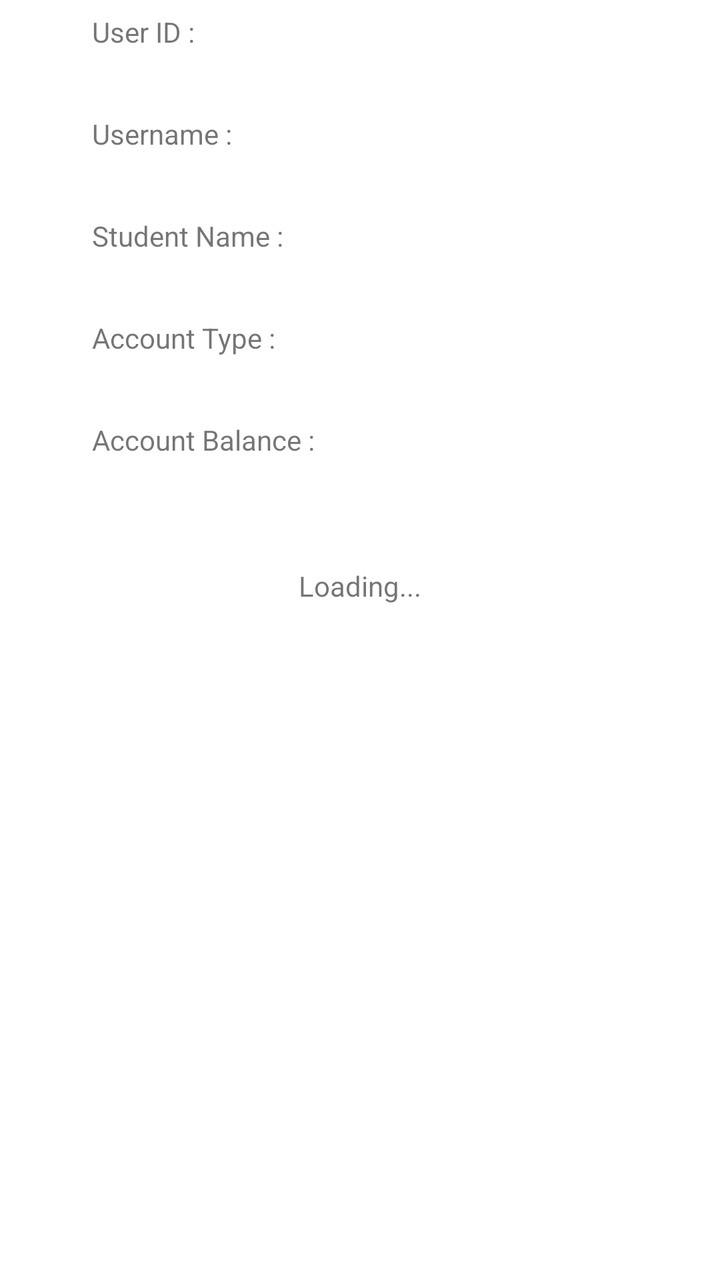
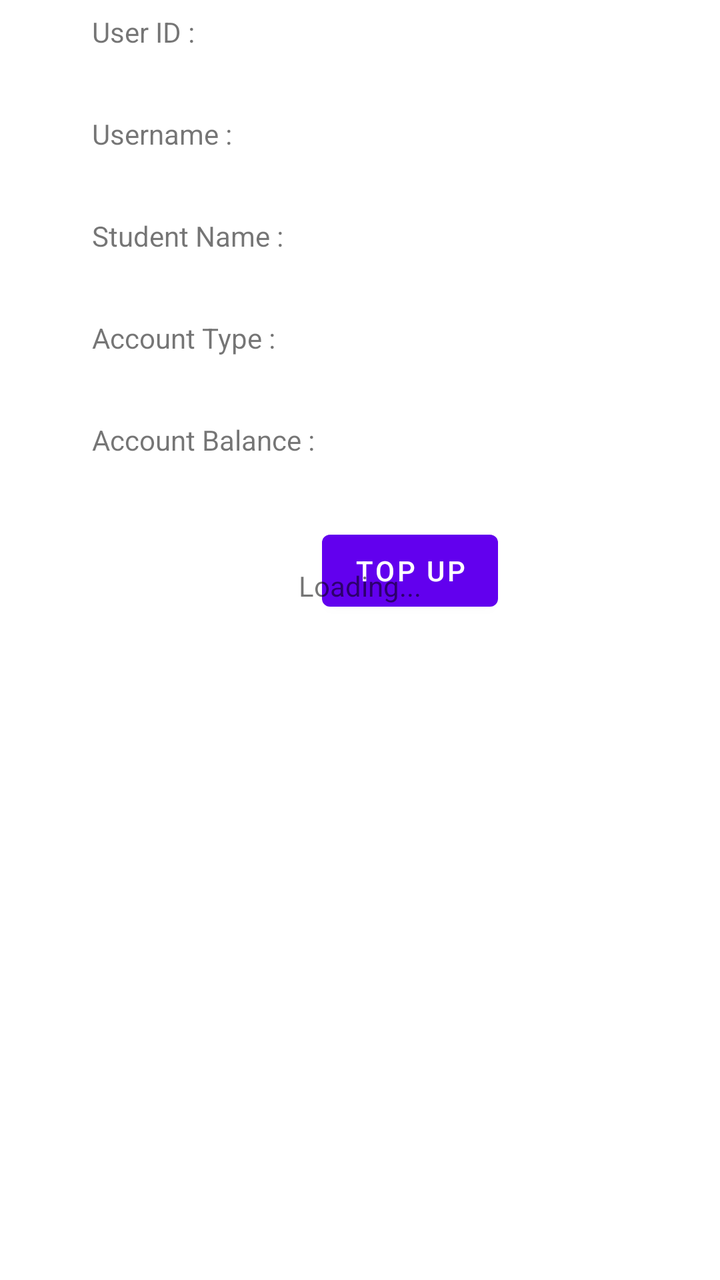

An Android layout rendered at two revisions. The XML below is the earlier revision; the diff shows what the commit changed to produce the second picture.
<!-- AndroidManifest.xml: application theme Theme.TuckShopStudent -->
<!-- res/layout/fragment_profile.xml -->
<?xml version="1.0" encoding="utf-8"?>
<androidx.constraintlayout.widget.ConstraintLayout xmlns:android="http://schemas.android.com/apk/res/android"
    xmlns:app="http://schemas.android.com/apk/res-auto"
    xmlns:tools="http://schemas.android.com/tools"
    android:layout_width="match_parent"
    android:layout_height="match_parent"
    tools:context=".ProfileFragment">

    <TextView
        android:id="@+id/textView"
        android:layout_width="wrap_content"
        android:layout_height="wrap_content"
        android:text="User ID :"
        app:layout_constraintBottom_toBottomOf="parent"
        app:layout_constraintEnd_toStartOf="@+id/guideline3"
        app:layout_constraintHorizontal_bias="0.3"
        app:layout_constraintStart_toStartOf="parent"
        app:layout_constraintTop_toTopOf="parent"
        app:layout_constraintVertical_bias="0.01" />

    <TextView
        android:id="@+id/textView2"
        android:layout_width="wrap_content"
        android:layout_height="wrap_content"
        android:layout_marginTop="32dp"
        android:text="Username :"
        app:layout_constraintEnd_toStartOf="@+id/guideline3"
        app:layout_constraintHorizontal_bias="0.0"
        app:layout_constraintStart_toStartOf="@+id/textView"
        app:layout_constraintTop_toBottomOf="@+id/textView" />

    <TextView
        android:id="@+id/textView3"
        android:layout_width="wrap_content"
        android:layout_height="wrap_content"
        android:layout_marginTop="32dp"
        android:text="Student Name : "
        app:layout_constraintEnd_toStartOf="@+id/guideline3"
        app:layout_constraintHorizontal_bias="0.0"
        app:layout_constraintStart_toStartOf="@+id/textView"
        app:layout_constraintTop_toBottomOf="@+id/textView2" />

    <TextView
        android:id="@+id/textView4"
        android:layout_width="wrap_content"
        android:layout_height="wrap_content"
        android:layout_marginTop="32dp"
        android:text="Account Type : "
        app:layout_constraintEnd_toStartOf="@+id/guideline3"
        app:layout_constraintHorizontal_bias="0.0"
        app:layout_constraintStart_toStartOf="@+id/textView"
        app:layout_constraintTop_toBottomOf="@+id/textView3" />

    <TextView
        android:id="@+id/textView5"
        android:layout_width="wrap_content"
        android:layout_height="wrap_content"
        android:layout_marginTop="32dp"
        android:text="Account Balance : "
        app:layout_constraintEnd_toStartOf="@+id/guideline3"
        app:layout_constraintHorizontal_bias="0.0"
        app:layout_constraintStart_toStartOf="@+id/textView"
        app:layout_constraintTop_toBottomOf="@+id/textView4" />

    <androidx.constraintlayout.widget.Guideline
        android:id="@+id/guideline3"
        android:layout_width="wrap_content"
        android:layout_height="wrap_content"
        android:orientation="vertical"
        app:layout_constraintGuide_begin="205dp" />

    <TextView
        android:id="@+id/profile_userid"
        android:layout_width="wrap_content"
        android:layout_height="wrap_content"
        app:layout_constraintBottom_toBottomOf="parent"
        app:layout_constraintEnd_toEndOf="parent"
        app:layout_constraintStart_toStartOf="@+id/guideline3"
        app:layout_constraintTop_toTopOf="parent"
        app:layout_constraintHorizontal_bias="0.3"
        app:layout_constraintVertical_bias="0.015" />

    <TextView
        android:id="@+id/profile_username"
        android:layout_width="wrap_content"
        android:layout_height="wrap_content"
        android:layout_marginTop="32dp"
        app:layout_constraintEnd_toEndOf="parent"
        app:layout_constraintHorizontal_bias="0.0"
        app:layout_constraintStart_toStartOf="@+id/profile_userid"
        app:layout_constraintTop_toBottomOf="@+id/profile_userid" />

    <TextView
        android:id="@+id/profile_fullname"
        android:layout_width="wrap_content"
        android:layout_height="wrap_content"
        android:layout_marginTop="32dp"
        app:layout_constraintEnd_toEndOf="parent"
        app:layout_constraintHorizontal_bias="0.0"
        app:layout_constraintStart_toStartOf="@+id/profile_userid"
        app:layout_constraintTop_toBottomOf="@+id/profile_username" />

    <TextView
        android:id="@+id/profile_accounttype"
        android:layout_width="wrap_content"
        android:layout_height="wrap_content"
        android:layout_marginTop="32dp"
        app:layout_constraintEnd_toEndOf="parent"
        app:layout_constraintHorizontal_bias="0.0"
        app:layout_constraintStart_toStartOf="@+id/profile_userid"
        app:layout_constraintTop_toBottomOf="@+id/profile_fullname" />

    <TextView
        android:id="@+id/profile_balance"
        android:layout_width="wrap_content"
        android:layout_height="wrap_content"
        android:layout_marginTop="32dp"
        app:layout_constraintEnd_toEndOf="parent"
        app:layout_constraintHorizontal_bias="0.0"
        app:layout_constraintStart_toStartOf="@+id/profile_userid"
        app:layout_constraintTop_toBottomOf="@+id/profile_accounttype" />

    <ProgressBar
        android:id="@+id/profile_progressBar"
        style="?android:attr/progressBarStyle"
        android:layout_width="wrap_content"
        android:layout_height="wrap_content"
        app:layout_constraintBottom_toTopOf="@id/profile_loading"
        app:layout_constraintEnd_toEndOf="parent"
        app:layout_constraintStart_toStartOf="parent"
        app:layout_constraintTop_toTopOf="parent"
        app:layout_constraintVertical_bias="0.4"
        android:layout_marginBottom="10dp"
        app:layout_constraintVertical_chainStyle="packed" />

    <TextView
        android:id="@+id/profile_loading"
        android:layout_width="wrap_content"
        android:layout_height="wrap_content"
        android:text="Loading..."
        app:layout_constraintBottom_toBottomOf="parent"
        app:layout_constraintEnd_toEndOf="parent"
        app:layout_constraintStart_toStartOf="parent"
        app:layout_constraintTop_toBottomOf="@+id/profile_progressBar" />
</androidx.constraintlayout.widget.ConstraintLayout>
<!-- resources referenced by this layout -->
<resources>
  <style name="Theme.TuckShopStudent" parent="Theme.MaterialComponents.DayNight.DarkActionBar">
          
          <item name="colorPrimary">@color/purple_500</item>
          <item name="colorPrimaryVariant">@color/purple_700</item>
          <item name="colorOnPrimary">@color/white</item>
          
          <item name="colorSecondary">@color/teal_200</item>
          <item name="colorSecondaryVariant">@color/teal_700</item>
          <item name="colorOnSecondary">@color/black</item>
          
          <item name="android:statusBarColor" tools:targetApi="l">?attr/colorPrimaryVariant</item>
          
      </style>
  <color name="purple_500">#FF6200EE</color>
  <color name="purple_700">#FF3700B3</color>
  <color name="white">#FFFFFFFF</color>
  <color name="teal_200">#FF03DAC5</color>
  <color name="teal_700">#FF018786</color>
  <color name="black">#FF000000</color>
</resources>

<!-- the commit's change to res/layout/fragment_profile.xml (unified diff, before → after) -->
@@ -5,6 +5,31 @@
     android:layout_width="match_parent"
     android:layout_height="match_parent"
     tools:context=".ProfileFragment">
+
+    <ProgressBar
+        android:id="@+id/profile_progressBar"
+        style="?android:attr/progressBarStyle"
+        android:layout_width="wrap_content"
+        android:layout_height="wrap_content"
+        android:layout_marginBottom="10dp"
+        app:layout_constraintBottom_toTopOf="@id/profile_loading"
+        app:layout_constraintEnd_toEndOf="parent"
+        app:layout_constraintStart_toStartOf="parent"
+        app:layout_constraintTop_toTopOf="parent"
+        app:layout_constraintVertical_bias="0.4"
+        android:elevation="10dp"
+        app:layout_constraintVertical_chainStyle="packed" />
+
+    <TextView
+        android:id="@+id/profile_loading"
+        android:layout_width="wrap_content"
+        android:layout_height="wrap_content"
+        android:text="Loading..."
+        app:layout_constraintBottom_toBottomOf="parent"
+        app:layout_constraintEnd_toEndOf="parent"
+        app:layout_constraintStart_toStartOf="parent"
+        android:elevation="10dp"
+        app:layout_constraintTop_toBottomOf="@+id/profile_progressBar" />
 
     <TextView
         android:id="@+id/textView"
@@ -120,26 +145,13 @@
         app:layout_constraintStart_toStartOf="@+id/profile_userid"
         app:layout_constraintTop_toBottomOf="@+id/profile_accounttype" />
 
-    <ProgressBar
-        android:id="@+id/profile_progressBar"
-        style="?android:attr/progressBarStyle"
+    <Button
+        android:id="@+id/profile_topup"
         android:layout_width="wrap_content"
         android:layout_height="wrap_content"
-        app:layout_constraintBottom_toTopOf="@id/profile_loading"
-        app:layout_constraintEnd_toEndOf="parent"
-        app:layout_constraintStart_toStartOf="parent"
-        app:layout_constraintTop_toTopOf="parent"
-        app:layout_constraintVertical_bias="0.4"
-        android:layout_marginBottom="10dp"
-        app:layout_constraintVertical_chainStyle="packed" />
-
-    <TextView
-        android:id="@+id/profile_loading"
-        android:layout_width="wrap_content"
-        android:layout_height="wrap_content"
-        android:text="Loading..."
-        app:layout_constraintBottom_toBottomOf="parent"
-        app:layout_constraintEnd_toEndOf="parent"
-        app:layout_constraintStart_toStartOf="parent"
-        app:layout_constraintTop_toBottomOf="@+id/profile_progressBar" />
+        android:layout_marginTop="32dp"
+        android:text="Top Up"
+        app:layout_constraintEnd_toStartOf="@+id/guideline3"
+        app:layout_constraintStart_toStartOf="@+id/guideline3"
+        app:layout_constraintTop_toBottomOf="@+id/textView5" />
 </androidx.constraintlayout.widget.ConstraintLayout>
